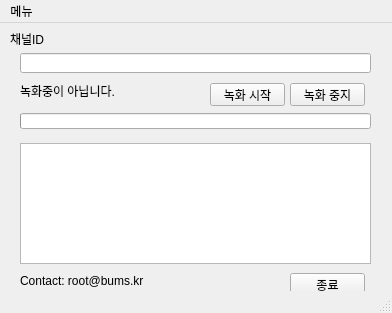
Above: ChzzkLinkUI.ui from reretay/ChzzkLink before the change. Below: the same form after it.
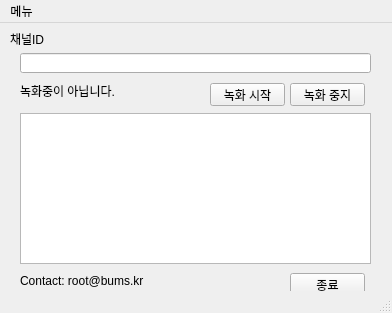
That is the form after the change. Icons and pictures are not drawn.

Patch:
```diff
--- a/ChzzkLinkUI.ui
+++ b/ChzzkLinkUI.ui
@@ -93,32 +93,13 @@
      <string>Contact: root@bums.kr</string>
     </property>
    </widget>
-   <widget class="QProgressBar" name="progressBar">
-    <property name="geometry">
-     <rect>
-      <x>20</x>
-      <y>90</y>
-      <width>351</width>
-      <height>16</height>
-     </rect>
-    </property>
-    <property name="minimum">
-     <number>0</number>
-    </property>
-    <property name="maximum">
-     <number>100</number>
-    </property>
-    <property name="textVisible">
-     <bool>false</bool>
-    </property>
-   </widget>
    <widget class="QTextEdit" name="textEdit">
     <property name="geometry">
      <rect>
       <x>20</x>
-      <y>120</y>
+      <y>90</y>
       <width>351</width>
-      <height>121</height>
+      <height>151</height>
      </rect>
     </property>
    </widget>
```
